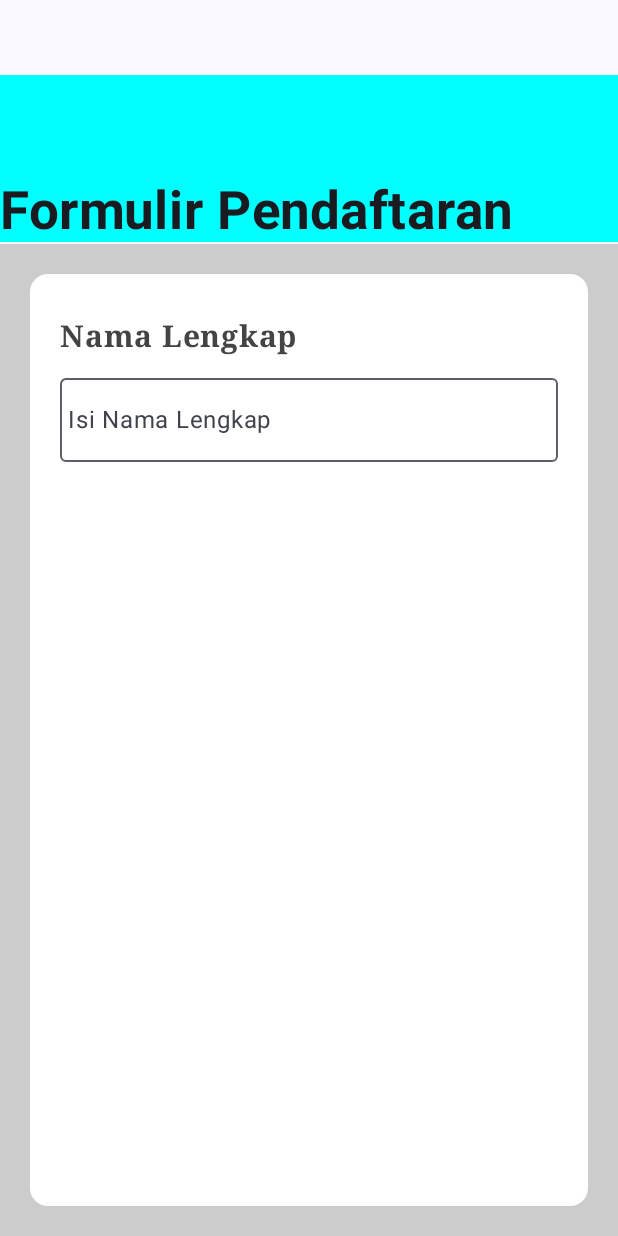
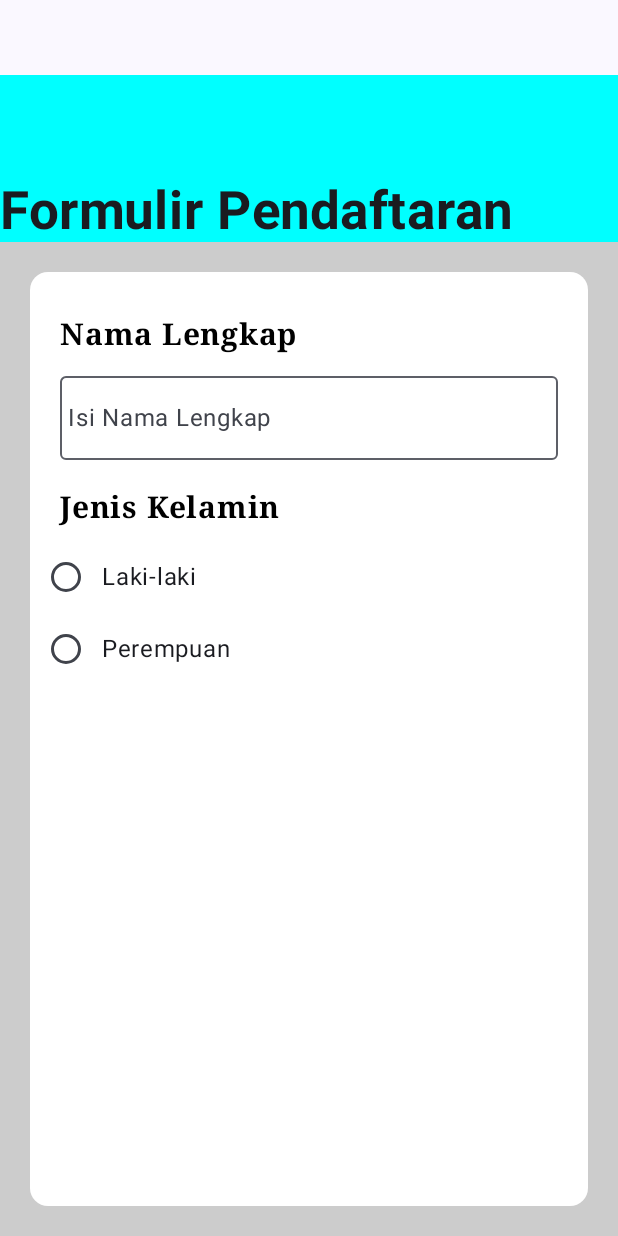
Before and after one commit to nabilasaf/PRAKPAM2, an Android app built with Jetpack Compose: the screen it shows after launch (MainActivity), on a phone screen of 412 x 824 dp. Run offline under Robolectric (Android 15) with nearby library versions, the phone set to English and light mode, and no system bars.

```diff
--- a/app/src/main/java/com/example/prakpam2/InputDataPengguna.kt
+++ b/app/src/main/java/com/example/prakpam2/InputDataPengguna.kt
@@ -74,7 +74,7 @@ fun FormPendaftaran (modifier: Modifier){
             )
 
         }
-        Spacer(modifier= Modifier.height(height = 1.dp))
+        Spacer(modifier= Modifier.height(height = 0.dp))
         Card (modifier = Modifier
             .background(color = Color.LightGray)
             .fillMaxWidth(fraction = 1f)
@@ -89,7 +89,7 @@ fun FormPendaftaran (modifier: Modifier){
                 fontSize = 20.sp,
                 fontFamily = FontFamily.Serif,
                 fontWeight = FontWeight.Bold,
-                color = Color.DarkGray,
+                color = Color.Black,
                 modifier = Modifier.padding(top = 10.dp)
                     .padding(horizontal = 20.dp))
             Spacer(modifier= Modifier.height(height = 15.dp))
@@ -103,6 +103,32 @@ fun FormPendaftaran (modifier: Modifier){
                 onValueChange = {
                     textNama = it
                 })
+            Spacer(modifier= Modifier.height(height = 10.dp))
+            Text(text = stringResource(id = R.string.Jenis),
+                fontSize = 20.sp,
+                fontFamily = FontFamily.Serif,
+                fontWeight = FontWeight.Bold,
+                color = Color.Black,
+                modifier = Modifier.padding(top = 10.dp)
+                    .padding(horizontal = 20.dp))
+            Spacer(modifier= Modifier.height(height = 10.dp))
+            Column {
+                gender.forEach { item ->
+                    Row(modifier = Modifier.selectable(
+                        selected = textJK == item,
+                        onClick = { textJK = item }
+                    ), verticalAlignment = Alignment.CenterVertically) {
+                        RadioButton(
+                            selected = textJK == item,
+                            onClick = {
+                                textJK = item
+                            }
+                        )
+                        Text(text = item)
+                    }
+                }
+            }
+
         }
 
 
--- a/app/src/main/res/values/strings.xml
+++ b/app/src/main/res/values/strings.xml
@@ -3,4 +3,5 @@
     <string name="Submit">Submit</string>
     <string name="pendaftaran">Formulir Pendaftaran</string>
     <string name="Nama">Nama Lengkap</string>
+    <string name="Jenis">Jenis Kelamin</string>
 </resources>
```
